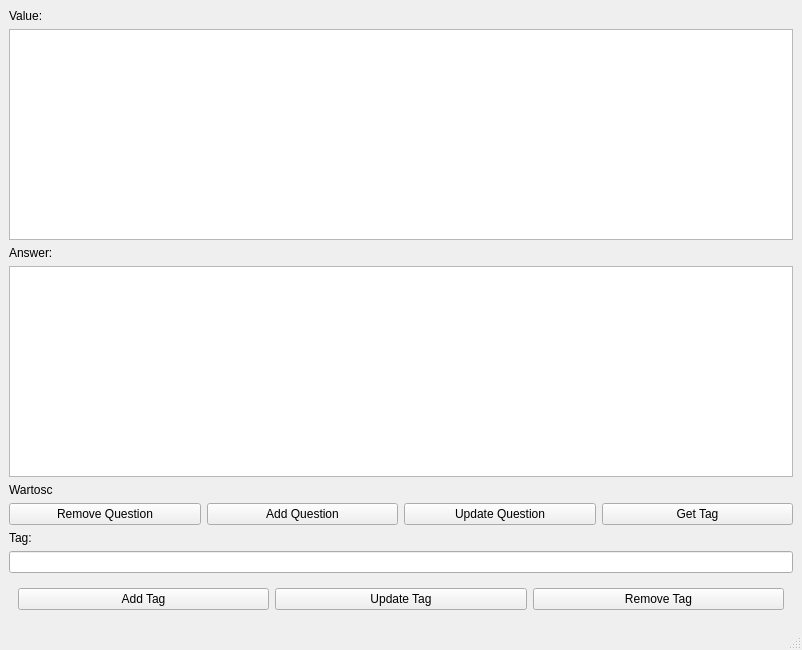
Old version of the form mainwindow.ui in the repository ArkadiuszStanislawLega/Flashcards_Qt.
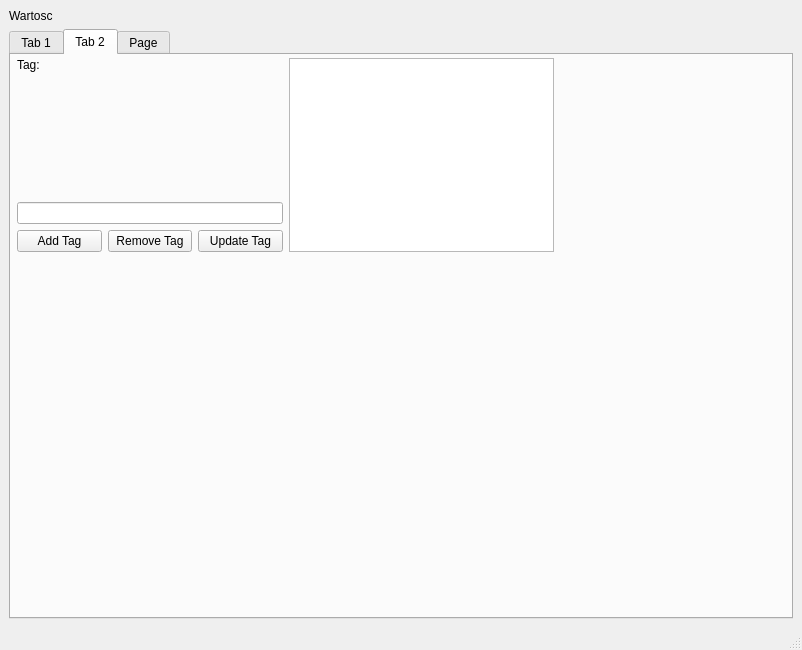
New version of the form. The open tabs and pages were chosen to show the change.

```diff
--- a/mainwindow.ui
+++ b/mainwindow.ui
@@ -16,7 +16,38 @@
   <widget class="QWidget" name="centralwidget">
    <layout class="QVBoxLayout" name="verticalLayout">
     <item>
-     <widget class="QLabel" name="label">
+     <widget class="QLabel" name="l_output">
+      <property name="text">
+       <string>Wartosc</string>
+      </property>
+     </widget>
+    </item>
+    <item>
+     <layout class="QHBoxLayout" name="horizontalLayout_2"/>
+    </item>
+    <item>
+     <widget class="QTabWidget" name="tabs">
+      <property name="currentIndex">
+       <number>0</number>
+      </property>
+      <widget class="QWidget" name="tab_questions">
+       <attribute name="title">
+        <string>Tab 1</string>
+       </attribute>
+       <widget class="QWidget" name="horizontalLayoutWidget_2">
+        <property name="geometry">
+         <rect>
+          <x>0</x>
+          <y>2</y>
+          <width>781</width>
+          <height>501</height>
+         </rect>
+        </property>
+        <layout class="QHBoxLayout" name="horizontalLayout_5">
+         <item>
+          <layout class="QVBoxLayout" name="verticalLayout_2">
+           <item>
+            <widget class="QLabel" name="l_value">
       <property name="text">
        <string>Value:</string>
       </property>
@@ -26,7 +57,7 @@
      <widget class="QTextEdit" name="te_question_value"/>
     </item>
     <item>
-     <widget class="QLabel" name="label_2">
+            <widget class="QLabel" name="l_answer">
       <property name="text">
        <string>Answer:</string>
       </property>
@@ -36,21 +67,7 @@
      <widget class="QTextEdit" name="te_question_answer"/>
     </item>
     <item>
-     <widget class="QLabel" name="l_output">
-      <property name="text">
-       <string>Wartosc</string>
-      </property>
-     </widget>
-    </item>
-    <item>
-     <layout class="QHBoxLayout" name="horizontalLayout_2">
-      <item>
-       <widget class="QPushButton" name="b_remove_question">
-        <property name="text">
-         <string>Remove Question</string>
-        </property>
-       </widget>
-      </item>
+            <layout class="QHBoxLayout" name="horizontalLayout_4">
       <item>
        <widget class="QPushButton" name="b_add_question">
         <property name="text">
@@ -66,15 +83,50 @@
        </widget>
       </item>
       <item>
-       <widget class="QPushButton" name="b_get_tag">
+              <widget class="QPushButton" name="b_remove_question">
         <property name="text">
-         <string>Get Tag</string>
+                <string>Remove Question</string>
         </property>
        </widget>
       </item>
      </layout>
     </item>
+          </layout>
+         </item>
     <item>
+          <widget class="QListView" name="lv_questions"/>
+         </item>
+        </layout>
+       </widget>
+      </widget>
+      <widget class="QWidget" name="tab_tags">
+       <attribute name="title">
+        <string>Tab 2</string>
+       </attribute>
+       <widget class="QFrame" name="horizontalFrame">
+        <property name="geometry">
+         <rect>
+          <x>10</x>
+          <y>390</y>
+          <width>784</width>
+          <height>20</height>
+         </rect>
+        </property>
+        <layout class="QHBoxLayout" name="horizontalLayout"/>
+       </widget>
+       <widget class="QWidget" name="horizontalLayoutWidget_3">
+        <property name="geometry">
+         <rect>
+          <x>6</x>
+          <y>3</y>
+          <width>537</width>
+          <height>194</height>
+         </rect>
+        </property>
+        <layout class="QHBoxLayout" name="horizontalLayout_6">
+         <item>
+          <layout class="QVBoxLayout" name="verticalLayout_3">
+           <item alignment="Qt::AlignLeft|Qt::AlignTop">
      <widget class="QLabel" name="label_3">
       <property name="text">
        <string>Tag:</string>
@@ -85,8 +137,7 @@
      <widget class="QLineEdit" name="le_tag"/>
     </item>
     <item>
-     <widget class="QFrame" name="horizontalFrame">
-      <layout class="QHBoxLayout" name="horizontalLayout">
+            <layout class="QHBoxLayout" name="horizontalLayout_7">
        <item>
         <widget class="QPushButton" name="b_add_tag">
          <property name="text">
@@ -94,6 +145,13 @@
          </property>
         </widget>
        </item>
+             <item>
+              <widget class="QPushButton" name="b_remove_tag">
+               <property name="text">
+                <string>Remove Tag</string>
+               </property>
+              </widget>
+             </item>
        <item>
         <widget class="QPushButton" name="b_update_tag">
          <property name="text">
@@ -101,18 +159,61 @@
          </property>
         </widget>
        </item>
+            </layout>
+           </item>
+          </layout>
+         </item>
+         <item>
+          <widget class="QListView" name="listView_2"/>
+         </item>
+        </layout>
+       </widget>
+      </widget>
+      <widget class="QWidget" name="tab_relations">
+       <attribute name="title">
+        <string>Page</string>
+       </attribute>
+       <widget class="QWidget" name="verticalLayoutWidget_3">
+        <property name="geometry">
+         <rect>
+          <x>1</x>
+          <y>-2</y>
+          <width>781</width>
+          <height>371</height>
+         </rect>
+        </property>
+        <layout class="QVBoxLayout" name="verticalLayout_4">
        <item>
         <layout class="QHBoxLayout" name="horizontalLayout_3">
          <item>
-          <widget class="QPushButton" name="b_remove_tag">
+            <widget class="QListView" name="listView_4"/>
+           </item>
+           <item>
+            <widget class="QListView" name="listView_3"/>
+           </item>
+          </layout>
+         </item>
+         <item>
+          <layout class="QHBoxLayout" name="horizontalLayout_8">
+           <item>
+            <widget class="QPushButton" name="pushButton">
            <property name="text">
-            <string>Remove Tag</string>
+              <string>Add Relation</string>
            </property>
           </widget>
          </item>
+           <item>
+            <widget class="QPushButton" name="pushButton_2">
+             <property name="text">
+              <string>Remove Relation</string>
+             </property>
+            </widget>
+           </item>
         </layout>
        </item>
       </layout>
+       </widget>
+      </widget>
      </widget>
     </item>
    </layout>
```
Lines whose indentation alone changed are shown as unchanged.
